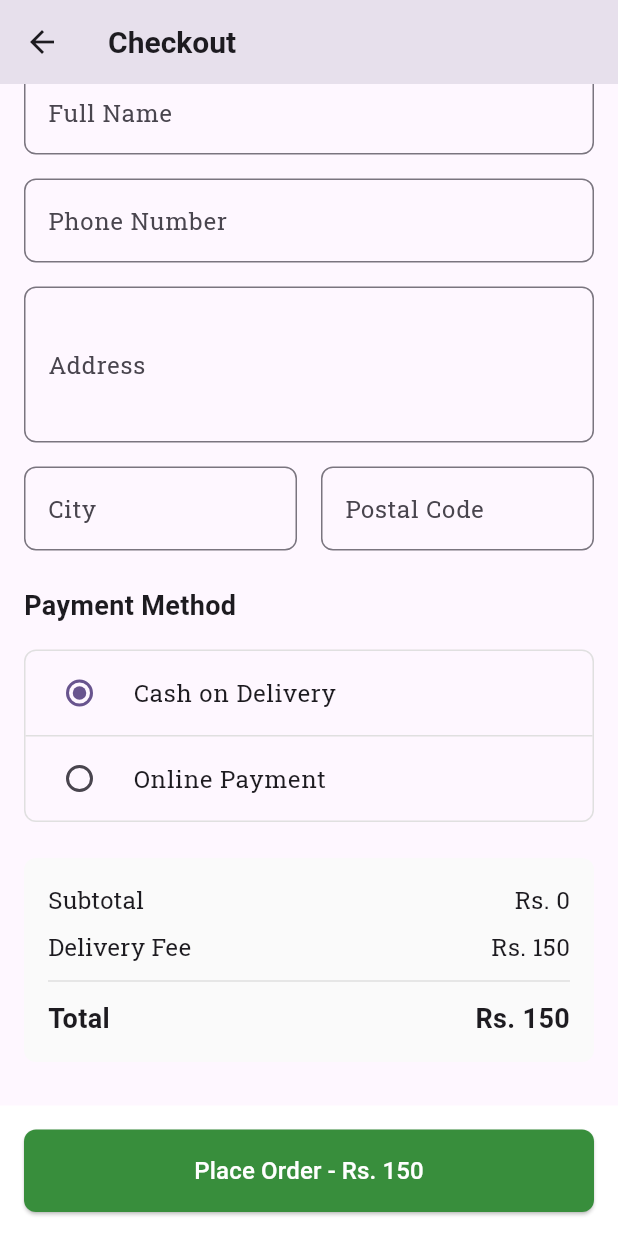
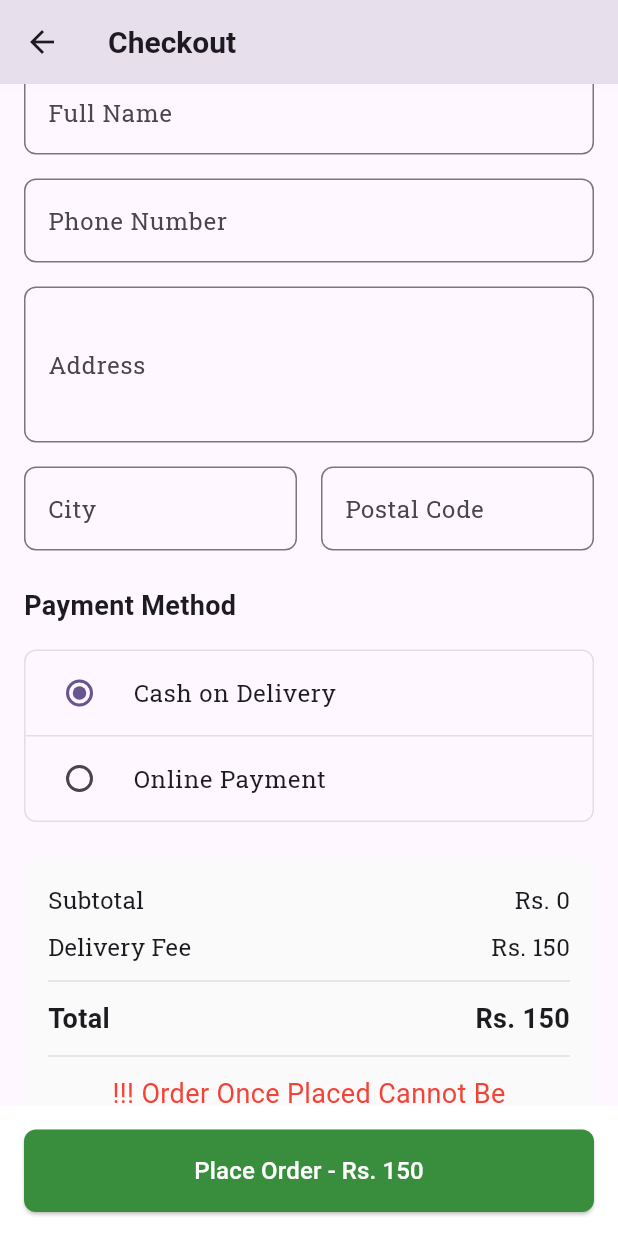
Before and after one commit to AayushPandeyy/jersey_ecommerce, a Flutter app: the CheckoutPage screen opened directly with sample values from the repository, scrolled down 265 dp, on a phone screen of 412 x 824 dp. Run offline on Flutter 3.47's test engine with Material 3 defaults, Android fonts, the light colour scheme and no system bars; our stand-ins replace cloud_firestore, firebase_auth, firebase_core, google_fonts, lottie; accounts and stored records are empty; network calls fail; Roboto replaces fonts that are missing (Allerta).

Commit message:
feat: Orders can be cancelled

```diff
--- a/lib/models/OrderModel.dart
+++ b/lib/models/OrderModel.dart
@@ -1,21 +1,23 @@
-// ignore_for_file: public_member_api_docs, sort_constructors_first
 import 'package:jersey_ecommerce/enum/OrderStatus.dart';
 import 'package:jersey_ecommerce/enum/PaymentMethod.dart';
 import 'package:jersey_ecommerce/models/JerseyModel.dart';
 
 class OrderModel {
-  JerseyModel jersey;
-  int quantity;
-  String selectedSize;
-  String fullname;
-  String phoneNUmber;
-  String address;
-  String city;
-  String postalCode;
-  double totalAmount;
-  OrderStatus status;
-  PaymentMethod paymentMethod;
+  final String? id; // Firestore document ID
+  final JerseyModel jersey;
+  final int quantity;
+  final String selectedSize;
+  final String fullname;
+  final String phoneNUmber;
+  final String address;
+  final String city;
+  final String postalCode;
+  final double totalAmount;
+  final OrderStatus status;
+  final PaymentMethod paymentMethod;
+
   OrderModel({
+    this.id, // <-- new field
     required this.jersey,
     required this.quantity,
     required this.selectedSize,
--- a/lib/screens/CheckoutScreen.dart
+++ b/lib/screens/CheckoutScreen.dart
@@ -391,11 +391,19 @@ class _CheckoutPageState extends State<CheckoutPage> {
                               ),
                             ],
                           ),
+                          Divider(
+                            color: Colors.grey.shade300,
+                            thickness: 1,
+                            height: 24,
+                          ),
+                          Text("!!! Order Once Placed Cannot Be Changed !!!",textAlign: TextAlign.center,style: GoogleFonts.allerta(
+                            fontSize: 18,color: Colors.red
+                          ),)
                         ],
                       ),
                     ),
 
-                    const SizedBox(height: 100),
+                    const SizedBox(height: 70),
                   ],
                 ),
               ),
--- a/lib/screens/OrderDetailPage.dart
+++ b/lib/screens/OrderDetailPage.dart
@@ -3,6 +3,7 @@ import 'package:google_fonts/google_fonts.dart';
 import 'package:jersey_ecommerce/models/OrderModel.dart';
 import 'package:jersey_ecommerce/enum/OrderStatus.dart';
 import 'package:jersey_ecommerce/enum/PaymentMethod.dart';
+import 'package:jersey_ecommerce/service/FirestoreService.dart';
 
 class OrderDetailPage extends StatelessWidget {
   final OrderModel order;
@@ -509,7 +510,9 @@ class OrderDetailPage extends StatelessWidget {
                               ),
                             ),
                             TextButton(
-                              onPressed: () {
+                              onPressed: () async{
+                                await FirestoreService().updateOrderStatus(order.id!, OrderStatus.CANCELLED);
+                                Navigator.pop(context);
                                 Navigator.pop(context);
                                 // TODO: Implement cancel order logic
                               },
--- a/pubspec.yaml
+++ b/pubspec.yaml
@@ -39,6 +39,8 @@ dependencies:
   firebase_core: ^3.7.0
   cloud_firestore: ^5.6.8
   lottie: ^3.3.1
+  geolocator: ^14.0.2
+  geocoding: ^4.0.0
 
 dev_dependencies:
   flutter_test:
```
Also changed, not shown: lib/service/FirestoreService.dart (+23 -11 lines), lib/utlitlies/GPSUsage.dart (added), pubspec.lock, 3 other files.
